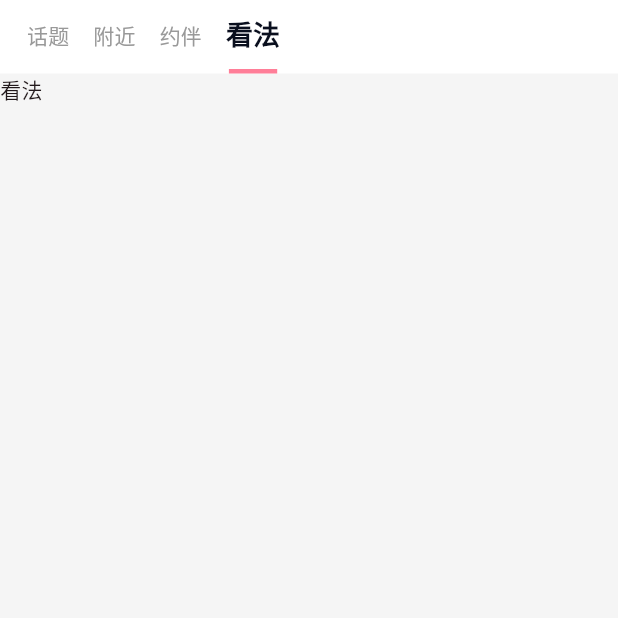
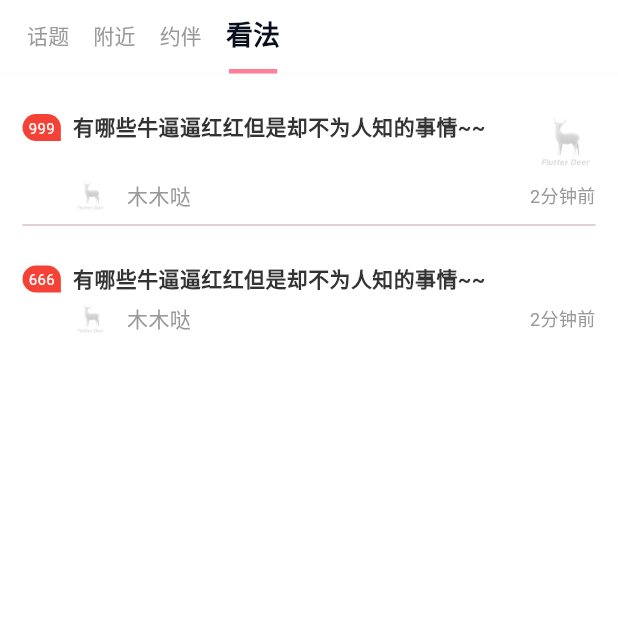
Before and after one commit to pistachio214/SecretBlog, a Flutter app: the DiscoveryComponent screen opened directly, swiped to page 4, on a phone screen of 412 x 824 dp, the top half of it. Run offline on Flutter 3.47's test engine with Material 3 defaults, Android fonts, the light colour scheme and no system bars; drawn by our look-alikes of cached_network_image, easy_refresh; our stand-ins replace flutter_easyloading, flutter_swiper_view, fluttertoast, get, get_storage; missing offline and left inert: common_utils, dart:ffi; accounts and stored records are empty; network calls fail.

Commit message:
update 热度-约伴、看法界面 页面初始化

```diff
--- /dev/null
+++ b/lib/components/main/discovery/accompany_item/state.dart
@@ -0,0 +1,5 @@
+class AccompanyItemState {
+  AccompanyItemState() {
+    ///Initialize variables
+  }
+}
--- /dev/null
+++ b/lib/components/main/discovery/top_view/logic.dart
@@ -0,0 +1,25 @@
+import 'package:easy_refresh/easy_refresh.dart';
+import 'package:get/get.dart';
+
+import 'state.dart';
+
+class TopViewLogic extends GetxController {
+  final TopViewState state = TopViewState();
+
+  /// 下拉刷新数据
+  Future<Null> refreshData() async {
+    Future.delayed(const Duration(seconds: 2), () {
+      // if (mounted) {
+      //   _getPostData(false);
+      state.easyController.value.finishRefresh();
+      // }
+    });
+  }
+
+  /// 上拉加载数据
+  Future<Null> addMoreData() async {
+    Future.delayed(const Duration(seconds: 2), () {
+      state.easyController.value.finishLoad(IndicatorResult.success);
+    });
+  }
+}
--- /dev/null
+++ b/lib/components/main/discovery/top_view/state.dart
@@ -0,0 +1,37 @@
+import 'package:easy_refresh/easy_refresh.dart';
+import 'package:get/get.dart';
+import 'package:talk/models/top_view_model.dart';
+
+class TopViewState {
+  late RxList<TopViewModel> topViewList;
+  late Rx<EasyRefreshController> easyController;
+
+  TopViewState() {
+    easyController = EasyRefreshController(
+      controlFinishRefresh: true,
+      controlFinishLoad: true,
+    ).obs;
+
+    topViewList = [
+      const TopViewModel(
+        avatar:
+            'https://img2.woyaogexing.com/2020/02/07/bc5c623d1e0648c1b300f702fd944c86!400x400.jpeg',
+        name: '木木哒',
+        title: '有哪些牛逼逼红红但是却不为人知的事情~~',
+        time: 2,
+        count: 999,
+        cover:
+            'https://img2.woyaogexing.com/2020/02/07/bc5c623d1e0648c1b300f702fd944c86!400x400.jpeg',
+      ),
+      const TopViewModel(
+        avatar:
+            'https://img2.woyaogexing.com/2020/02/07/bc5c623d1e0648c1b300f702fd944c86!400x400.jpeg',
+        name: '木木哒',
+        title: '有哪些牛逼逼红红但是却不为人知的事情~~',
+        time: 2,
+        count: 666,
+        cover: '',
+      ),
+    ].obs;
+  }
+}
--- /dev/null
+++ b/lib/components/main/discovery/top_view/view.dart
@@ -0,0 +1,49 @@
+import 'package:flutter/material.dart';
+import 'package:get/get.dart';
+import 'package:talk/components/main/discovery/top_view_item/view.dart';
+import 'package:talk/components/talk_app_list_component.dart';
+import 'package:talk/handle/no_shadow_scroll_behavior_handle.dart';
+
+import 'logic.dart';
+
+class TopViewComponent extends StatelessWidget {
+  TopViewComponent({super.key});
+
+  final logic = Get.put(TopViewLogic());
+  final state = Get.find<TopViewLogic>().state;
+
+  @override
+  Widget build(BuildContext context) {
+    return Scaffold(
+      backgroundColor: Colors.white,
+      body: ScrollConfiguration(
+        behavior: NoShadowScrollBehaviorHandle(),
+        child: SingleChildScrollView(
+          scrollDirection: Axis.vertical,
+          child: TalkAppListComponent(
+            controller: state.easyController.value,
+            onRefresh: () => logic.refreshData(),
+            onLoadMore: () => logic.addMoreData(),
+            child: Container(
+              margin: const EdgeInsets.only(top: 8),
+              padding: const EdgeInsets.symmetric(horizontal: 15),
+              child: ListView.separated(
+                itemCount: state.topViewList.length,
+                shrinkWrap: true,
+                scrollDirection: Axis.vertical,
+                physics: const NeverScrollableScrollPhysics(),
+                itemBuilder: (BuildContext context, int index) {
+                  return TopViewItemComponent(
+                    data: state.topViewList[index],
+                  );
+                },
+                separatorBuilder: (BuildContext context, int index) =>
+                    const Divider(),
+              ),
+            ),
+          ),
+        ),
+      ),
+    );
+  }
+}
--- /dev/null
+++ b/lib/components/main/discovery/top_view_item/logic.dart
@@ -0,0 +1,7 @@
+import 'package:get/get.dart';
+
+import 'state.dart';
+
+class TopViewItemLogic extends GetxController {
+  final TopViewItemState state = TopViewItemState();
+}
--- /dev/null
+++ b/lib/components/main/discovery/top_view_item/state.dart
@@ -0,0 +1,5 @@
+class TopViewItemState {
+  TopViewItemState() {
+    ///Initialize variables
+  }
+}
--- /dev/null
+++ b/lib/components/main/discovery/top_view_item/view.dart
@@ -0,0 +1,140 @@
+import 'package:flutter/material.dart';
+import 'package:get/get.dart';
+import 'package:talk/components/avatar_component.dart';
+import 'package:talk/components/gaps_component.dart';
+import 'package:talk/components/load_image_util.dart';
+import 'package:talk/models/top_view_model.dart';
+
+import 'logic.dart';
+
+class TopViewItemComponent extends StatelessWidget {
+  TopViewItemComponent({
+    super.key,
+    required this.data,
+  });
+
+  final TopViewModel data;
+
+  final logic = Get.put(TopViewItemLogic());
+  final state = Get.find<TopViewItemLogic>().state;
+
+  @override
+  Widget build(BuildContext context) {
+    return Container(
+      margin: const EdgeInsets.only(top: 15),
+      decoration: const BoxDecoration(
+        color: Colors.white,
+        borderRadius: BorderRadius.all(Radius.circular(12.0)),
+      ),
+      child: Row(
+        crossAxisAlignment: CrossAxisAlignment.start,
+        children: [
+          Container(
+            alignment: Alignment.center,
+            margin: const EdgeInsets.only(top: 4),
+            decoration: const BoxDecoration(
+              color: Colors.red,
+              borderRadius: BorderRadius.only(
+                bottomLeft: Radius.circular(30),
+                topLeft: Radius.circular(30),
+                topRight: Radius.circular(30),
+              ),
+            ),
+            padding: const EdgeInsets.symmetric(horizontal: 4, vertical: 2),
+            child: Text(
+              '${data.count}',
+              style: const TextStyle(
+                color: Colors.white,
+                fontSize: 10,
+              ),
+            ),
+          ),
+          Gaps.hGap8,
+          Expanded(
+            child: Container(
+              margin: const EdgeInsets.only(top: 2),
+              child: Column(
+                crossAxisAlignment: CrossAxisAlignment.start,
+                mainAxisAlignment: MainAxisAlignment.spaceBetween,
+                children: [
+                  Row(
+                    crossAxisAlignment: CrossAxisAlignment.start,
+                    children: [
+                      Expanded(
+                        child: Container(
+                          margin: const EdgeInsets.only(
+                            right: 15,
+                          ),
+                          child: Column(
+                            crossAxisAlignment: CrossAxisAlignment.start,
+                            children: [
+                              Text(
+                                data.title,
+                                overflow: TextOverflow.ellipsis,
+                                maxLines: 2,
+                                style: const TextStyle(
+                                  fontSize: 14,
+                                  color: Color(0xff333333),
+                                  fontWeight: FontWeight.bold,
+                                ),
+                              ),
+                            ],
+                          ),
+                        ),
+                      ),
+                      data.cover != ''
+                          ? ClipRRect(
+                              borderRadius: const BorderRadius.all(
+                                Radius.circular(4.0),
+                              ),
+                              child: LoadImage(
+                                image: data.cover,
+                                width: 40,
+                                height: 40,
+                              ),
+                            )
+                          : const SizedBox.shrink(),
+                    ],
+                  ),
+                  Gaps.vGap4,
+                  Row(
+                    crossAxisAlignment: CrossAxisAlignment.center,
+                    mainAxisAlignment: MainAxisAlignment.spaceBetween,
+                    children: [
+                      Row(
+                        crossAxisAlignment: CrossAxisAlignment.center,
+                        children: [
+                          AvatarComponent(
+                            url: data.avatar,
+                            width: 24,
+                            height: 24,
+                          ),
+                          Gaps.hGap12,
+                          Text(
+                            data.name,
+                            style: const TextStyle(
+                              fontSize: 14,
+                              fontWeight: FontWeight.normal,
+                              color: Color(0xFF999999),
+                            ),
+                          )
+                        ],
+                      ),
+                      Text(
+                        '${data.time}分钟前',
+                        style: const TextStyle(
+                          fontSize: 12,
+                          color: Color(0xFF999999),
+                        ),
+                      )
+                    ],
+                  )
+                ],
+              ),
+            ),
+          ),
+        ],
+      ),
+    );
+  }
+}
--- a/lib/components/main/dynamic/dynamic_list/view.dart
+++ b/lib/components/main/dynamic/dynamic_list/view.dart
@@ -86,7 +86,7 @@ class DynamicListComponent extends StatelessWidget {
                               // Provider.of<CommonProvider>(context, listen: false)
                               //     .setDynamicImageList(dynamicList[index].image);
                               // NavigatorUtils.push(
-                              //     context, DynamicsRouter.photoViewGalleryScreen);
+                              //     context, DynamicsRouter.phoTopViewGalleryScreen);
                             },
                             onTapItem: () {
                               Get.log("点击ITEM");
--- /dev/null
+++ b/lib/models/top_view_model.dart
@@ -0,0 +1,17 @@
+class TopViewModel {
+  final String avatar;
+  final String name;
+  final String title;
+  final int count;
+  final int time;
+  final String cover;
+
+  const TopViewModel({
+    required this.name,
+    required this.avatar,
+    required this.title,
+    required this.count,
+    required this.time,
+    required this.cover,
+  });
+}
--- a/lib/ui/main/discovery/state.dart
+++ b/lib/ui/main/discovery/state.dart
@@ -1,6 +1,8 @@
 import 'package:flutter/material.dart';
 import 'package:get/get.dart';
+import 'package:talk/components/main/discovery/accompany/view.dart';
 import 'package:talk/components/main/discovery/nearby/view.dart';
+import 'package:talk/components/main/discovery/top_view/view.dart';
 import 'package:talk/components/main/discovery/topic/view.dart';
 
 class DiscoveryState {
@@ -10,12 +12,8 @@ class DiscoveryState {
     pageList = <Widget>[
       TopicComponent(),
       NearbyComponent(),
-      Container(
-        child: Text("约伴"),
-      ),
-      Container(
-        child: Text("看法"),
-      ),
+      AccompanyComponent(),
+      TopViewComponent(),
     ].obs;
   }
 }
```
Also changed, not shown: lib/components/main/discovery/accompany/logic.dart (added, +25 -0 lines), lib/components/main/discovery/accompany/state.dart (added, +106 -0 lines), lib/components/main/discovery/accompany/view.dart (added, +52 -0 lines), lib/components/main/discovery/accompany_item/logic.dart (added, +7 -0 lines), lib/components/main/discovery/accompany_item/view.dart (added, +161 -0 lines), lib/models/accommpany_model.dart (added, +23 -0 lines).
